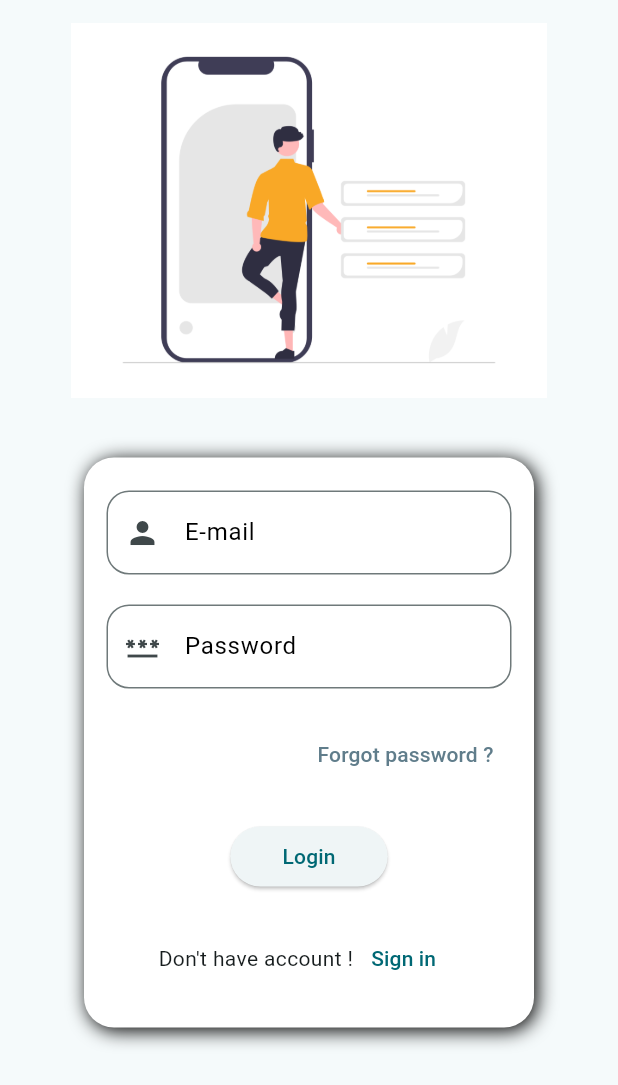
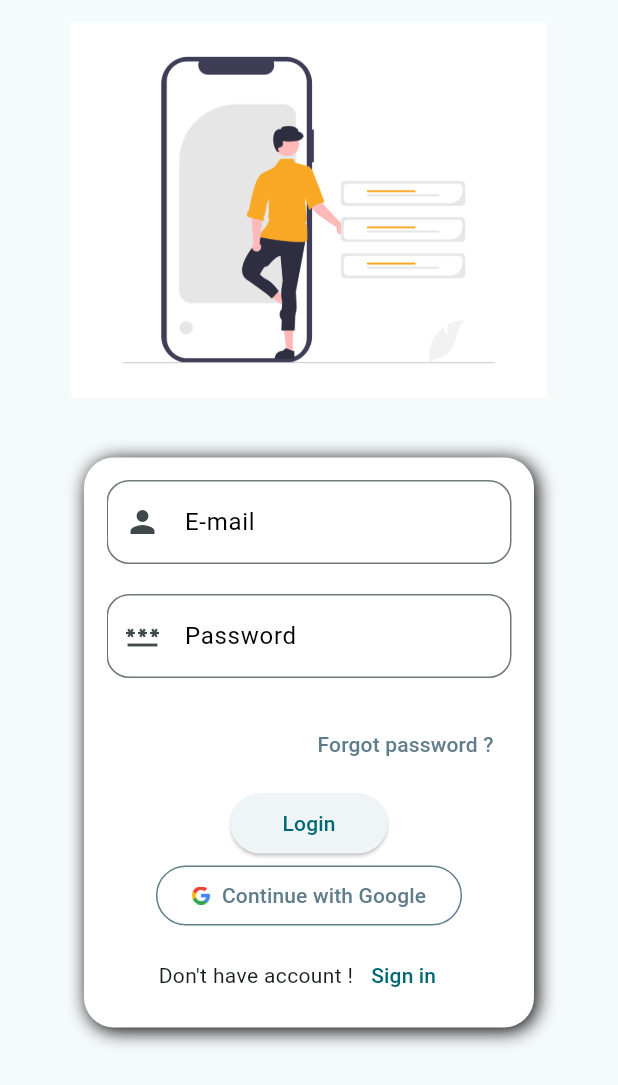
Before and after one commit to SrihariSeenivasan/sign, a Flutter app: the screen it shows after launch, on a phone screen of 412 x 824 dp. Shown: the top 1085 px of the screen. Run offline on Flutter 3.47's test engine with Material 3 defaults, Android fonts, the phone set to English and light mode, and no system bars; our stand-ins replace firebase_auth, firebase_core, google_sign_in; accounts and stored records are empty.

Commit message:
Google Signin added

```diff
--- a/lib/screen/login.dart
+++ b/lib/screen/login.dart
@@ -13,6 +13,7 @@ class LoginPage extends StatefulWidget {
 
 class _LoginPageState extends State<LoginPage> {
   final _auth = AuthService();
+  bool isLoading = false;
   final _emailController = TextEditingController();
   final _passwordController = TextEditingController();
 
@@ -60,6 +61,7 @@ class _LoginPageState extends State<LoginPage> {
                   child: Center(
                     child: Padding(
                       padding: const EdgeInsets.all(15.0),
+                      child: SingleChildScrollView(
                         child: Column(
                           mainAxisSize: MainAxisSize.min,
                           children: [
@@ -88,14 +90,51 @@ class _LoginPageState extends State<LoginPage> {
                                     )),
                               ],
                             ),
-                          SizedBox(height: 20),
+                            SizedBox(height: 5),
                             ElevatedButton(
                               onPressed: () {
                                 _login();
                               },
                               child: Text("   Login   "),
                             ),
-                          SizedBox(height: 20),
+                            isLoading
+                                ? const CircularProgressIndicator()
+                                : OutlinedButton(
+                                    onPressed: () async {
+                                      setState(() {
+                                        isLoading = true;
+                                      });
+                                      await _auth.loginWithGoogle();
+                                      setState(() {
+                                        isLoading = false;
+                                      });
+                                    },
+                                    style: OutlinedButton.styleFrom(
+                                      side: BorderSide(
+                                          color: Colors
+                                              .blueGrey), // Optional: custom border color
+                                    ),
+                                    child: Row(
+                                      mainAxisSize: MainAxisSize
+                                          .min, // Keep the button compact
+                                      children: [
+                                        Image.asset(
+                                          'assets/logo/google.png', // Replace with the path to your image
+                                          height:
+                                              12.0, // Set the size of the image
+                                        ),
+                                        SizedBox(
+                                            width:
+                                                8.0), // Add some space between image and text
+                                        Text(
+                                          "Continue with Google",
+                                          style:
+                                              TextStyle(color: Colors.blueGrey),
+                                        ),
+                                      ],
+                                    ),
+                                  ),
+                            SizedBox(height: 5),
                             Row(
                               mainAxisAlignment: MainAxisAlignment.center,
                               children: [
@@ -114,6 +153,7 @@ class _LoginPageState extends State<LoginPage> {
                         ),
                       ),
                     ),
+                  ),
                 ))
               ],
             ),
--- a/pubspec.yaml
+++ b/pubspec.yaml
@@ -38,6 +38,7 @@ dependencies:
   http: ^1.2.2
   firebase_core: ^3.6.0
   firebase_auth: ^5.3.1
+  google_sign_in: ^6.2.1
 
 dev_dependencies:
   flutter_test:
@@ -65,6 +66,7 @@ flutter:
   # To add assets to your application, add an assets section, like this:
   assets:
      - assets/page_img/
+     - assets/logo/
 
   # An image asset can refer to one or more resolution-specific "variants", see
   # https://flutter.dev/to/resolution-aware-images
```
Also changed, not shown: lib/auth/auth.dart (+31 -0 lines), lib/home.dart (+15 -41 lines), lib/method/buttonnethod.dart (added, +17 -0 lines), assets/logo/google.png (added), pubspec.lock, 1 other file. Lines whose indentation alone changed are shown as unchanged.
